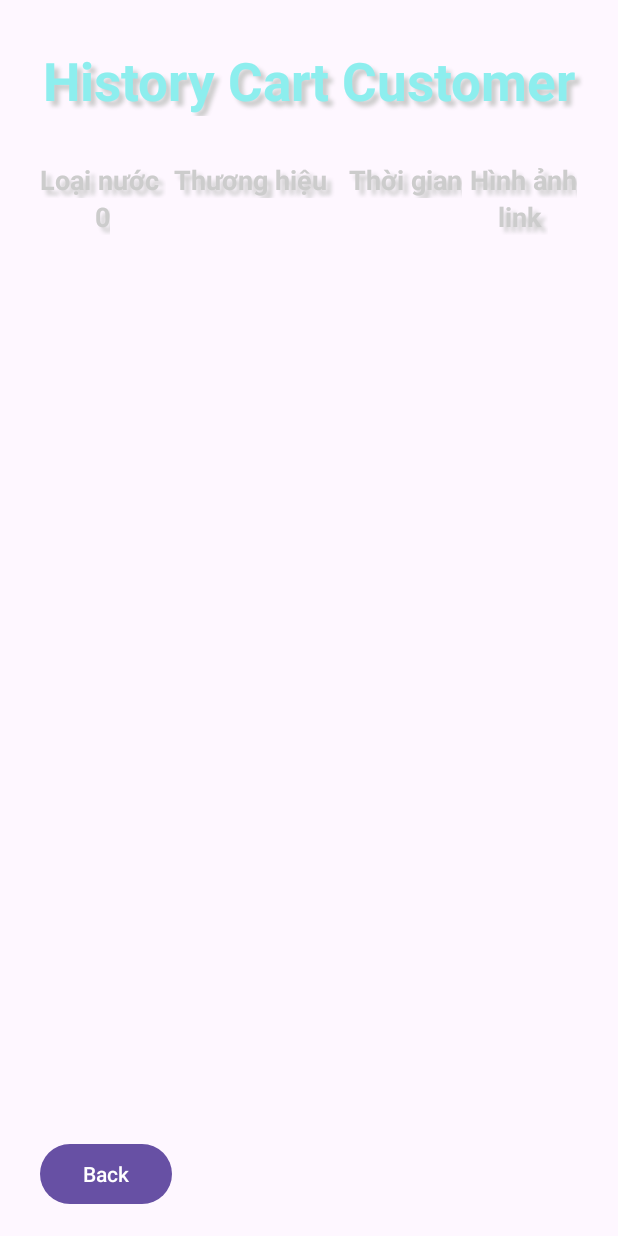
After one commit to tranthanhhc/PWaterApp, an Android app: the HistoryCuss screen opened directly, with no data from a screen before it, on a phone screen of 412 x 824 dp. The commit adds this screen. Run offline under Robolectric (Android 15) with nearby library versions, the phone set to English and light mode, and no system bars.

Commit message:
update History Buy and set Time to buy to Customer

```diff
--- a/app/src/main/AndroidManifest.xml
+++ b/app/src/main/AndroidManifest.xml
@@ -12,6 +12,9 @@
         android:supportsRtl="true"
         android:theme="@style/Theme.PWaterApp"
         tools:targetApi="31">
+        <activity
+            android:name=".HistoryCuss"
+            android:exported="false" />
         <activity
             android:name=".UpdateWaterN"
             android:exported="false" />
--- a/app/src/main/java/com/example/pwaterapp/CustomersActivity.java
+++ b/app/src/main/java/com/example/pwaterapp/CustomersActivity.java
@@ -86,7 +86,7 @@ public class CustomersActivity extends AppCompatActivity {
                 textViewAddress.setText(selectedCustomer.getAddress());
                 textViewType.setText(String.valueOf(selectedCustomer.getWater_type()));
                 textViewBrand.setText(selectedCustomer.getWater_brand());
-                //textViewDate.setText(selectedCustomer.getTime());
+                textViewDate.setText(selectedCustomer.getTime());
                 //imageView.setImageBitmap(BitmapFactory.decodeByteArray(selectedCustomer.getImage(), 0, selectedCustomer.getImage().length));
 
                 dialog.show();
@@ -159,7 +159,7 @@ public class CustomersActivity extends AppCompatActivity {
                 String Address = cursor.getString(2);
                 int type = cursor.getInt(3);
                 String brand = cursor.getString(4);
-                //String time = cursor.getString(5);
+                String time = cursor.getString(5);
                 //byte[] image = cursor.getBlob(6); // link image
 
                 //send database to updatecuss
@@ -168,11 +168,36 @@ public class CustomersActivity extends AppCompatActivity {
                 intentU.putExtra("address",Address);
                 intentU.putExtra("type",type);
                 intentU.putExtra("brand",brand);
-                //intentU.putExtra("time",time);
+                intentU.putExtra("time",time);
                 //intentU.putExtra("image",image);
 
                 startActivity(intentU);
             }
         }
     }
+
+    public void historyC(final int position) {
+        Cursor cursor = database.getDataCuss();
+        while (cursor.moveToNext()){
+            int id = cursor.getInt(0);
+            if (id == position){
+                Intent intentH = new Intent(CustomersActivity.this, HistoryCuss.class);
+                //
+
+                int type = cursor.getInt(3);
+                String brand = cursor.getString(4);
+                String time = cursor.getString(5);
+                //byte[] image = cursor.getBlob(6); // link image
+
+                //send database to historycuss
+                intentH.putExtra("idcustomer",id);
+                intentH.putExtra("type",type);
+                intentH.putExtra("brand",brand);
+                intentH.putExtra("time",time);
+                //intentU.putExtra("image",image);
+
+                startActivity(intentH);
+            }
+        }
+    }
 }
--- /dev/null
+++ b/app/src/main/java/com/example/pwaterapp/HistoryCuss.java
@@ -0,0 +1,52 @@
+package com.example.pwaterapp;
+
+import androidx.appcompat.app.AppCompatActivity;
+
+import android.content.Intent;
+import android.os.Bundle;
+import android.view.View;
+import android.widget.Button;
+import android.widget.TextView;
+
+import com.example.pwaterapp.database.Database;
+
+public class HistoryCuss extends AppCompatActivity {
+    TextView tvType,tvBrand,tvTime;
+    Button btnBackH;
+
+    com.example.pwaterapp.database.Database database;
+
+    @Override
+    protected void onCreate(Bundle savedInstanceState) {
+        super.onCreate(savedInstanceState);
+        setContentView(R.layout.activity_history_cuss);
+
+        btnBackH = (Button) findViewById(R.id.ButtonCartBack);
+        tvType = (TextView) findViewById(R.id.TextViewCartType);
+        tvBrand = (TextView) findViewById(R.id.TextViewCartBrand);
+        tvTime = (TextView) findViewById(R.id.TextViewCartTime);
+
+        Intent intentH = getIntent();
+
+        int type = intentH.getIntExtra("type",0);
+        String brand = intentH.getStringExtra("brand");
+        String time = intentH.getStringExtra("time");
+
+
+        tvType.setText(type+"");
+        tvBrand.setText(brand);
+        tvTime.setText(time);
+        database = new Database(this);
+
+
+
+        btnBackH.setOnClickListener(new View.OnClickListener() {
+            @Override
+            public void onClick(View v) {
+                finish();
+            }
+        });
+    }
+
+
+}
--- a/app/src/main/java/com/example/pwaterapp/UpdateCustomer.java
+++ b/app/src/main/java/com/example/pwaterapp/UpdateCustomer.java
@@ -31,6 +31,7 @@ public class UpdateCustomer extends AppCompatActivity {
         edtAddress = (EditText) findViewById(R.id.EditTextAddressUpdate);
         edtBrandC = (EditText) findViewById(R.id.EditTextBrandUpdateCuss);
         edtTypeC = (EditText) findViewById(R.id.EditTextTypeUpdateCuss);
+        edtTime = (EditText) findViewById(R.id.EditTextTimeUpdateCuss);
         btnUpdate = (Button) findViewById(R.id.ButtonUpdateCuss);
         btnBackC = (Button) findViewById(R.id.ButtonBackUpdateCuss);
 
@@ -41,12 +42,13 @@ public class UpdateCustomer extends AppCompatActivity {
         String address = intentU.getStringExtra("address");
         int type = intentU.getIntExtra("type",0);
         String brand = intentU.getStringExtra("brand");
+        String time = intentU.getStringExtra("time");
 
         edtName.setText(name);
         edtAddress.setText(address);
         edtTypeC.setText(type+"");
         edtBrandC.setText(brand);
-
+        edtTime.setText(time);
         database = new Database(this);
 
 
@@ -57,9 +59,10 @@ public class UpdateCustomer extends AppCompatActivity {
                 String address = edtAddress.getText().toString().trim();
                 String type = edtTypeC.getText().toString().trim();
                 String brand = edtBrandC.getText().toString().trim();
+                String time = edtTime.getText().toString().trim();
 
 
-                if (name.equals("") || address.equals("") || brand.equals("") || type.equals("")) {
+                if (name.equals("") || address.equals("") || brand.equals("") || type.equals("")|| time.equals("") ) {
                     Toast.makeText(UpdateCustomer.this, "Not enough information! ", Toast.LENGTH_SHORT).show();
 
                 }
@@ -91,8 +94,9 @@ public class UpdateCustomer extends AppCompatActivity {
         String address = edtAddress.getText().toString().trim();
         int type = Integer.parseInt(edtTypeC.getText().toString().trim());
         String brand = edtBrandC.getText().toString().trim();
+        String time = edtTime.getText().toString().trim();
 
-        Customer cus = new Customer(name,address,type,brand,null,null);
+        Customer cus = new Customer(name,address,type,brand,time,null);
         return cus;
     }
 
--- a/app/src/main/java/com/example/pwaterapp/adapter/adaptercuss.java
+++ b/app/src/main/java/com/example/pwaterapp/adapter/adaptercuss.java
@@ -72,7 +72,7 @@ public class adaptercuss extends BaseAdapter {
         });imageCart.setOnClickListener(new View.OnClickListener() {
             @Override
             public void onClick(View v) {
-
+                context.historyC(id);
             }
         });
 
--- /dev/null
+++ b/app/src/main/res/layout/activity_history_cuss.xml
@@ -0,0 +1,188 @@
+<?xml version="1.0" encoding="utf-8"?>
+<RelativeLayout xmlns:android="http://schemas.android.com/apk/res/android"
+    xmlns:app="http://schemas.android.com/apk/res-auto"
+    xmlns:tools="http://schemas.android.com/tools"
+    android:layout_width="match_parent"
+    android:layout_height="match_parent"
+    android:orientation="vertical"
+    tools:context=".AddCuss">
+
+   <LinearLayout
+       android:orientation="vertical"
+       android:layout_width="match_parent"
+       android:layout_height="wrap_content">
+
+       <TextView
+           android:layout_marginTop="30dp"
+           android:textColor="#8DEEEE"
+           android:gravity="center"
+           android:textStyle="bold"
+           android:textSize="35sp"
+           android:shadowColor="#cccccc"
+           android:shadowDx="5"
+           android:shadowDy="5"
+           android:shadowRadius="3"
+           android:text="History Cart Customer"
+           android:layout_width="match_parent"
+           android:layout_height="wrap_content"></TextView>
+
+       <ScrollView
+           android:layout_width="match_parent"
+           android:layout_height="wrap_content">
+
+           <LinearLayout
+               android:gravity="center"
+               android:layout_width="match_parent"
+               android:layout_height="wrap_content"
+               android:layout_marginTop="30dp"
+               android:orientation="horizontal">
+
+
+              <LinearLayout
+                  android:orientation="vertical"
+                  android:layout_width="wrap_content"
+                  android:layout_height="wrap_content">
+
+                  <TextView
+                      android:layout_width="wrap_content"
+                      android:layout_height="wrap_content"
+                      android:shadowColor="#cccccc"
+                      android:shadowDx="5"
+                      android:shadowDy="5"
+                      android:shadowRadius="3"
+                      android:text="Loại nước "
+                      android:textColor="#CCCCCC"
+                      android:textSize="18sp"
+                      android:textStyle="bold"></TextView>
+                  <TextView
+                      android:id="@+id/TextViewCartType"
+                      android:layout_gravity="center"
+                      android:layout_width="wrap_content"
+                      android:layout_height="wrap_content"
+                      android:shadowColor="#cccccc"
+                      android:shadowDx="5"
+                      android:shadowDy="5"
+                      android:shadowRadius="3"
+                      android:text="16"
+                      android:textColor="#CCCCCC"
+                      android:textSize="18sp"
+                      android:textStyle="bold"></TextView>
+              </LinearLayout>
+
+
+               <LinearLayout
+                   android:layout_marginLeft="5dp"
+                   android:orientation="vertical"
+                   android:layout_width="wrap_content"
+                   android:layout_height="wrap_content">
+
+                   <TextView
+                       android:layout_width="wrap_content"
+                       android:layout_height="wrap_content"
+                       android:shadowColor="#cccccc"
+                       android:shadowDx="5"
+                       android:shadowDy="5"
+                       android:shadowRadius="3"
+                       android:text="Thương hiệu  "
+                       android:textColor="#CCCCCC"
+                       android:textSize="18sp"
+                       android:textStyle="bold"></TextView>
+                   <TextView
+                       android:layout_gravity="center"
+                       android:layout_width="wrap_content"
+                       android:layout_height="wrap_content"
+                       android:shadowColor="#cccccc"
+                       android:shadowDx="5"
+                       android:shadowDy="5"
+                       android:shadowRadius="3"
+                       android:text="Ahiva"
+                       android:id="@+id/TextViewCartBrand"
+                       android:textColor="#CCCCCC"
+                       android:textSize="18sp"
+                       android:textStyle="bold"></TextView>
+               </LinearLayout>
+
+               <LinearLayout
+                   android:layout_marginLeft="5dp"
+                   android:orientation="vertical"
+                   android:layout_width="wrap_content"
+                   android:layout_height="wrap_content">
+
+                   <TextView
+                       android:layout_width="wrap_content"
+                       android:layout_height="wrap_content"
+                       android:shadowColor="#cccccc"
+                       android:shadowDx="5"
+                       android:shadowDy="5"
+                       android:shadowRadius="3"
+                       android:text="Thời gian"
+                       android:textColor="#CCCCCC"
+                       android:textSize="18sp"
+                       android:textStyle="bold"></TextView>
+                   <TextView
+                       android:id="@+id/TextViewCartTime"
+                       android:layout_gravity="center"
+                       android:layout_width="wrap_content"
+                       android:layout_height="wrap_content"
+                       android:shadowColor="#cccccc"
+                       android:shadowDx="5"
+                       android:shadowDy="5"
+                       android:shadowRadius="3"
+                       android:text="18/10/2019"
+                       android:textColor="#CCCCCC"
+                       android:textSize="18sp"
+                       android:textStyle="bold"></TextView>
+               </LinearLayout>
+
+               <LinearLayout
+                   android:layout_marginLeft="5dp"
+                   android:orientation="vertical"
+                   android:layout_width="wrap_content"
+                   android:layout_height="wrap_content">
+
+                   <TextView
+                       android:layout_width="wrap_content"
+                       android:layout_height="wrap_content"
+                       android:shadowColor="#cccccc"
+                       android:shadowDx="5"
+                       android:shadowDy="5"
+                       android:shadowRadius="3"
+                       android:text="Hình ảnh"
+                       android:textColor="#CCCCCC"
+                       android:textSize="18sp"
+                       android:textStyle="bold"></TextView>
+                   <TextView
+                       android:id="@+id/TextViewCartImage"
+                       android:layout_gravity="center"
+                       android:layout_width="wrap_content"
+                       android:layout_height="wrap_content"
+                       android:shadowColor="#cccccc"
+                       android:shadowDx="5"
+                       android:shadowDy="5"
+                       android:shadowRadius="3"
+                       android:text="link "
+                       android:textColor="#CCCCCC"
+                       android:textSize="18sp"
+                       android:textStyle="bold"></TextView>
+               </LinearLayout>
+
+
+           </LinearLayout>
+       </ScrollView>
+
+   </LinearLayout>
+
+    <Button
+        android:id="@+id/ButtonCartBack"
+        android:layout_width="wrap_content"
+        android:layout_height="wrap_content"
+        android:layout_alignParentEnd="true"
+        android:layout_alignParentBottom="true"
+        android:layout_gravity="left"
+        android:layout_marginEnd="297dp"
+        android:layout_marginRight="30dp"
+        android:layout_marginBottom="17dp"
+        android:text="Back"></Button>
+
+
+</RelativeLayout>
--- a/app/src/main/res/layout/activity_update_cuss.xml
+++ b/app/src/main/res/layout/activity_update_cuss.xml
@@ -52,7 +52,7 @@
     <EditText
         android:layout_marginTop="10dp"
         android:layout_gravity="center"
-        android:id="@+id/EditTextTypeTimeCuss"
+        android:id="@+id/EditTextTimeUpdateCuss"
         android:hint="Time"
         android:layout_width="300dp"
         android:layout_height="60dp"></EditText>
```
